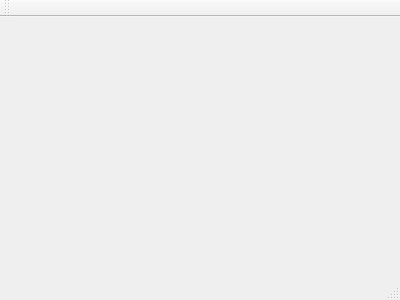
Above: CashFlowManager/mainwindow.ui from epw7856/CashFlowManager before the change. Below: the same form after it.
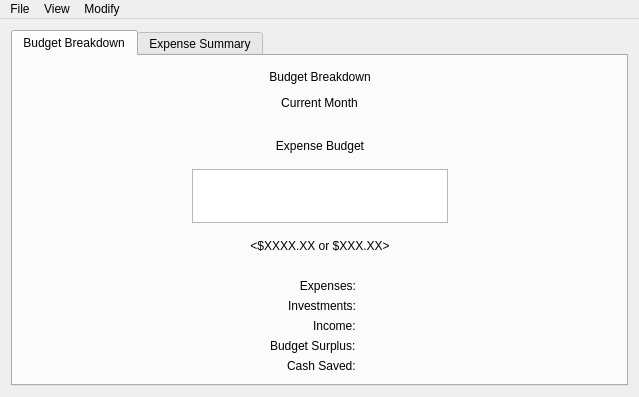
That is the form after the change. Custom widgets are drawn as their Qt base class.

Commit message: Initial design of Budget Breakdown tabbed window within the main window form.

Diff of the .ui file:
```diff
--- a/CashFlowManager/mainwindow.ui
+++ b/CashFlowManager/mainwindow.ui
@@ -1,24 +1,528 @@
 <ui version="4.0">
  <class>MainWindow</class>
- <widget class="QMainWindow" name="MainWindow" >
-  <property name="geometry" >
+ <widget class="QMainWindow" name="MainWindow">
+  <property name="geometry">
    <rect>
     <x>0</x>
     <y>0</y>
-    <width>400</width>
-    <height>300</height>
+    <width>639</width>
+    <height>397</height>
    </rect>
   </property>
   <property name="windowTitle" >
    <string>MainWindow</string>
   </property>
-  <widget class="QMenuBar" name="menuBar" />
-  <widget class="QToolBar" name="mainToolBar" />
-  <widget class="QWidget" name="centralWidget" />
-  <widget class="QStatusBar" name="statusBar" />
+  <widget class="QWidget" name="centralWidget">
+   <layout class="QVBoxLayout" name="verticalLayout_2">
+    <item>
+     <widget class="QTabWidget" name="tabMainWindow">
+      <property name="currentIndex">
+       <number>0</number>
+      </property>
+      <widget class="QWidget" name="tabBudgetBreakdown">
+       <attribute name="title">
+        <string>Budget Breakdown</string>
+       </attribute>
+       <layout class="QVBoxLayout" name="verticalLayout_3">
+        <item>
+         <layout class="QVBoxLayout" name="verticalLayout">
+          <item>
+           <layout class="QHBoxLayout" name="layoutTitle">
+            <item>
+             <spacer name="horizontalSpacer">
+              <property name="orientation">
+               <enum>Qt::Horizontal</enum>
+              </property>
+              <property name="sizeHint" stdset="0">
+               <size>
+                <width>40</width>
+                <height>20</height>
+               </size>
+              </property>
+             </spacer>
+            </item>
+            <item>
+             <widget class="QLabel" name="label">
+              <property name="text">
+               <string>Budget Breakdown</string>
+              </property>
+              <property name="alignment">
+               <set>Qt::AlignCenter</set>
+              </property>
+             </widget>
+            </item>
+            <item>
+             <spacer name="horizontalSpacer_2">
+              <property name="orientation">
+               <enum>Qt::Horizontal</enum>
+              </property>
+              <property name="sizeHint" stdset="0">
+               <size>
+                <width>40</width>
+                <height>20</height>
+               </size>
+              </property>
+             </spacer>
+            </item>
+           </layout>
+          </item>
+          <item>
+           <layout class="QHBoxLayout" name="layoutMonth">
+            <item>
+             <spacer name="horizontalSpacer_3">
+              <property name="orientation">
+               <enum>Qt::Horizontal</enum>
+              </property>
+              <property name="sizeHint" stdset="0">
+               <size>
+                <width>40</width>
+                <height>20</height>
+               </size>
+              </property>
+             </spacer>
+            </item>
+            <item>
+             <widget class="QLabel" name="labelCurrentMonth">
+              <property name="text">
+               <string>Current Month</string>
+              </property>
+              <property name="alignment">
+               <set>Qt::AlignCenter</set>
+              </property>
+             </widget>
+            </item>
+            <item>
+             <spacer name="horizontalSpacer_4">
+              <property name="orientation">
+               <enum>Qt::Horizontal</enum>
+              </property>
+              <property name="sizeHint" stdset="0">
+               <size>
+                <width>40</width>
+                <height>20</height>
+               </size>
+              </property>
+             </spacer>
+            </item>
+           </layout>
+          </item>
+          <item>
+           <layout class="QHBoxLayout" name="horizontalLayout">
+            <item>
+             <spacer name="horizontalSpacer_8">
+              <property name="orientation">
+               <enum>Qt::Horizontal</enum>
+              </property>
+              <property name="sizeHint" stdset="0">
+               <size>
+                <width>40</width>
+                <height>20</height>
+               </size>
+              </property>
+             </spacer>
+            </item>
+            <item>
+             <layout class="QVBoxLayout" name="verticalLayout_6">
+              <item>
+               <spacer name="verticalSpacer_4">
+                <property name="orientation">
+                 <enum>Qt::Vertical</enum>
+                </property>
+                <property name="sizeType">
+                 <enum>QSizePolicy::Fixed</enum>
+                </property>
+                <property name="sizeHint" stdset="0">
+                 <size>
+                  <width>20</width>
+                  <height>20</height>
+                 </size>
+                </property>
+               </spacer>
+              </item>
+              <item>
+               <widget class="QLabel" name="label_7">
+                <property name="text">
+                 <string>Expense Budget</string>
+                </property>
+                <property name="alignment">
+                 <set>Qt::AlignCenter</set>
+                </property>
+               </widget>
+              </item>
+              <item>
+               <spacer name="verticalSpacer">
+                <property name="orientation">
+                 <enum>Qt::Vertical</enum>
+                </property>
+                <property name="sizeType">
+                 <enum>QSizePolicy::Fixed</enum>
+                </property>
+                <property name="sizeHint" stdset="0">
+                 <size>
+                  <width>20</width>
+                  <height>10</height>
+                 </size>
+                </property>
+               </spacer>
+              </item>
+              <item>
+               <widget class="QChartView" name="graphicsView">
+                <property name="sizePolicy">
+                 <sizepolicy hsizetype="Expanding" vsizetype="Fixed">
+                  <horstretch>0</horstretch>
+                  <verstretch>0</verstretch>
+                 </sizepolicy>
+                </property>
+                <property name="minimumSize">
+                 <size>
+                  <width>200</width>
+                  <height>30</height>
+                 </size>
+                </property>
+                <property name="maximumSize">
+                 <size>
+                  <width>16777215</width>
+                  <height>16777215</height>
+                 </size>
+                </property>
+               </widget>
+              </item>
+              <item>
+               <spacer name="verticalSpacer_2">
+                <property name="orientation">
+                 <enum>Qt::Vertical</enum>
+                </property>
+                <property name="sizeType">
+                 <enum>QSizePolicy::Fixed</enum>
+                </property>
+                <property name="sizeHint" stdset="0">
+                 <size>
+                  <width>20</width>
+                  <height>10</height>
+                 </size>
+                </property>
+               </spacer>
+              </item>
+              <item>
+               <widget class="QLabel" name="labelBudgetStatus">
+                <property name="text">
+                 <string>&lt;$XXXX.XX or $XXX.XX&gt;</string>
+                </property>
+                <property name="alignment">
+                 <set>Qt::AlignCenter</set>
+                </property>
+               </widget>
+              </item>
+              <item>
+               <spacer name="verticalSpacer_3">
+                <property name="orientation">
+                 <enum>Qt::Vertical</enum>
+                </property>
+                <property name="sizeType">
+                 <enum>QSizePolicy::Fixed</enum>
+                </property>
+                <property name="sizeHint" stdset="0">
+                 <size>
+                  <width>20</width>
+                  <height>20</height>
+                 </size>
+                </property>
+               </spacer>
+              </item>
+             </layout>
+            </item>
+            <item>
+             <spacer name="horizontalSpacer_7">
+              <property name="orientation">
+               <enum>Qt::Horizontal</enum>
+              </property>
+              <property name="sizeHint" stdset="0">
+               <size>
+                <width>40</width>
+                <height>20</height>
+               </size>
+              </property>
+             </spacer>
+            </item>
+           </layout>
+          </item>
+          <item>
+           <layout class="QHBoxLayout" name="layoutSummary">
+            <item>
+             <spacer name="horizontalSpacer_6">
+              <property name="orientation">
+               <enum>Qt::Horizontal</enum>
+              </property>
+              <property name="sizeHint" stdset="0">
+               <size>
+                <width>40</width>
+                <height>20</height>
+               </size>
+              </property>
+             </spacer>
+            </item>
+            <item>
+             <layout class="QFormLayout" name="formLayout">
+              <property name="labelAlignment">
+               <set>Qt::AlignRight|Qt::AlignTrailing|Qt::AlignVCenter</set>
+              </property>
+              <item row="0" column="0">
+               <widget class="QLabel" name="label_2">
+                <property name="enabled">
+                 <bool>true</bool>
+                </property>
+                <property name="text">
+                 <string>Expenses:</string>
+                </property>
+                <property name="alignment">
+                 <set>Qt::AlignRight|Qt::AlignTrailing|Qt::AlignVCenter</set>
+                </property>
+               </widget>
+              </item>
+              <item row="0" column="1">
+               <widget class="QLabel" name="labelExpenses">
+                <property name="text">
+                 <string>&lt;Expenses&gt;</string>
+                </property>
+               </widget>
+              </item>
+              <item row="1" column="0">
+               <widget class="QLabel" name="label_3">
+                <property name="text">
+                 <string>Investments:</string>
+                </property>
+                <property name="alignment">
+                 <set>Qt::AlignRight|Qt::AlignTrailing|Qt::AlignVCenter</set>
+                </property>
+               </widget>
+              </item>
+              <item row="1" column="1">
+               <widget class="QLabel" name="labelInvestments">
+                <property name="text">
+                 <string>&lt;Investments&gt;</string>
+                </property>
+               </widget>
+              </item>
+              <item row="2" column="0">
+               <widget class="QLabel" name="label_4">
+                <property name="text">
+                 <string>Income:</string>
+                </property>
+               </widget>
+              </item>
+              <item row="2" column="1">
+               <widget class="QLabel" name="labelIncome">
+                <property name="text">
+                 <string>&lt;Income&gt;</string>
+                </property>
+               </widget>
+              </item>
+              <item row="3" column="0">
+               <widget class="QLabel" name="label_5">
+                <property name="text">
+                 <string>Budget Surplus:</string>
+                </property>
+               </widget>
+              </item>
+              <item row="3" column="1">
+               <widget class="QLabel" name="labelBudgetSurplus">
+                <property name="text">
+                 <string>&lt;BudgetSurplus&gt;</string>
+                </property>
+               </widget>
+              </item>
+              <item row="4" column="0">
+               <widget class="QLabel" name="label_6">
+                <property name="text">
+                 <string>Cash Saved:</string>
+                </property>
+               </widget>
+              </item>
+              <item row="4" column="1">
+               <widget class="QLabel" name="labelCashSaved">
+                <property name="text">
+                 <string>&lt;Cash Saved&gt;</string>
+                </property>
+               </widget>
+              </item>
+             </layout>
+            </item>
+            <item>
+             <spacer name="horizontalSpacer_5">
+              <property name="orientation">
+               <enum>Qt::Horizontal</enum>
+              </property>
+              <property name="sizeHint" stdset="0">
+               <size>
+                <width>40</width>
+                <height>20</height>
+               </size>
+              </property>
+             </spacer>
+            </item>
+           </layout>
+          </item>
+         </layout>
+        </item>
+       </layout>
+      </widget>
+      <widget class="QWidget" name="tabExpenseSummary">
+       <attribute name="title">
+        <string>Expense Summary</string>
+       </attribute>
+       <layout class="QVBoxLayout" name="verticalLayout_5">
+        <item>
+         <layout class="QVBoxLayout" name="verticalLayout_4"/>
+        </item>
+       </layout>
+      </widget>
+     </widget>
+    </item>
+   </layout>
+  </widget>
+  <widget class="QMenuBar" name="menuBar">
+   <property name="geometry">
+    <rect>
+     <x>0</x>
+     <y>0</y>
+     <width>639</width>
+     <height>21</height>
+    </rect>
+   </property>
+   <widget class="QMenu" name="menuFile">
+    <property name="title">
+     <string>File</string>
+    </property>
+    <addaction name="actionExit"/>
+   </widget>
+   <widget class="QMenu" name="menuView">
+    <property name="title">
+     <string>View</string>
+    </property>
+    <addaction name="actionBudget_Breakdown"/>
+    <addaction name="actionYearly_Expense_Summary"/>
+    <addaction name="actionIncome"/>
+    <addaction name="actionAssets"/>
+    <addaction name="actionMortgage_Information"/>
+    <addaction name="actionFood_Expenses"/>
+    <addaction name="actionMiscellaneous_Expenses"/>
+    <addaction name="actionAutomatic_Monthly_Payments"/>
+   </widget>
+   <widget class="QMenu" name="menuAdd">
+    <property name="title">
+     <string>Modify</string>
+    </property>
+    <addaction name="actionExpense_Transaction"/>
+    <addaction name="actionExpense_Type"/>
+    <addaction name="separator"/>
+    <addaction name="actionInvestment_Transaction"/>
+    <addaction name="actionInvestment_Type"/>
+    <addaction name="separator"/>
+    <addaction name="actionAsset_Value"/>
+    <addaction name="actionAsset"/>
+    <addaction name="separator"/>
+    <addaction name="actionIncome_Transaction"/>
+    <addaction name="separator"/>
+    <addaction name="actionAutomatic_Monthly_Payment"/>
+   </widget>
+   <addaction name="menuFile"/>
+   <addaction name="menuView"/>
+   <addaction name="menuAdd"/>
+  </widget>
+  <action name="actionExit">
+   <property name="text">
+    <string>Exit</string>
+   </property>
+  </action>
+  <action name="actionBudget_Breakdown">
+   <property name="text">
+    <string>Budget Breakdown</string>
+   </property>
+  </action>
+  <action name="actionYearly_Expense_Summary">
+   <property name="text">
+    <string>Expense Summary</string>
+   </property>
+  </action>
+  <action name="actionFood_Expenses">
+   <property name="text">
+    <string>Food Expenses</string>
+   </property>
+  </action>
+  <action name="actionMiscellaneous_Expenses">
+   <property name="text">
+    <string>Miscellaneous Expenses</string>
+   </property>
+  </action>
+  <action name="actionIncome">
+   <property name="text">
+    <string>Income</string>
+   </property>
+  </action>
+  <action name="actionAssets">
+   <property name="text">
+    <string>Assets</string>
+   </property>
+  </action>
+  <action name="actionMortgage_Information">
+   <property name="text">
+    <string>Mortgage Information</string>
+   </property>
+  </action>
+  <action name="actionAutomatic_Monthly_Payments">
+   <property name="text">
+    <string>Automatic Monthly Payments</string>
+   </property>
+  </action>
+  <action name="actionExpense_Transaction">
+   <property name="text">
+    <string>Expense Transaction</string>
+   </property>
+  </action>
+  <action name="actionExpense_Type">
+   <property name="text">
+    <string>Expense Type</string>
+   </property>
+  </action>
+  <action name="actionInvestment_Transaction">
+   <property name="text">
+    <string>Investment Transaction</string>
+   </property>
+  </action>
+  <action name="actionInvestment_Type">
+   <property name="text">
+    <string>Investment Type</string>
+   </property>
+  </action>
+  <action name="actionAutomatic_Monthly_Payment">
+   <property name="text">
+    <string>Automatic Monthly Payment</string>
+   </property>
+  </action>
+  <action name="actionIncome_Transaction">
+   <property name="text">
+    <string>Income Transaction</string>
+   </property>
+  </action>
+  <action name="actionAsset">
+   <property name="text">
+    <string>Asset Type</string>
+   </property>
+  </action>
+  <action name="actionAsset_Value">
+   <property name="text">
+    <string>Asset Value</string>
+   </property>
+  </action>
  </widget>
- <layoutDefault spacing="6" margin="11" />
- <pixmapfunction></pixmapfunction>
+ <layoutdefault spacing="6" margin="11"/>
+ <customwidgets>
+  <customwidget>
+   <class>QChartView</class>
+   <extends>QGraphicsView</extends>
+   <header>QtCharts</header>
+  </customwidget>
+ </customwidgets>
  <resources/>
  <connections/>
 </ui>
```
Left out of the diff: 5 changed lines with no effect on the pictures. The commit also changes 3 other files.
